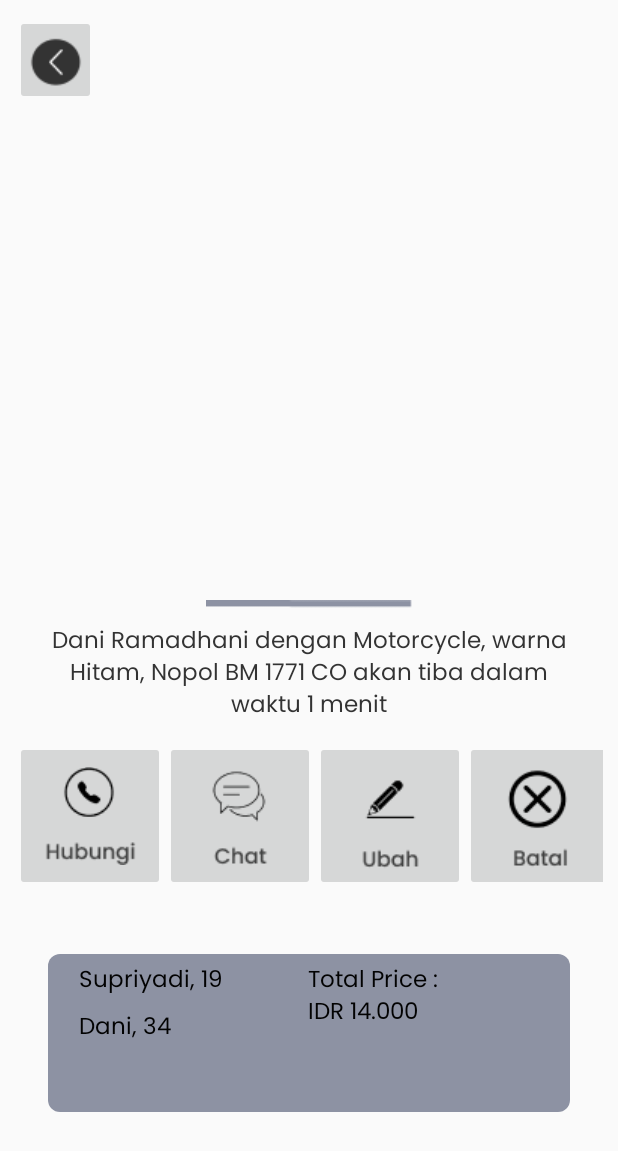
After one commit to ariqlubis/Ojek, an Android app: the layout waiting_and_detailinf.xml on its own in the app's theme, with its tools: preview values and no code run, on a phone screen of 412 x 824 dp. The commit adds this screen. Shown: the top 1151 px of the screen. Run offline under Robolectric (Android 15) with nearby library versions, the phone set to English and light mode, and no system bars.

Commit message:
updating
Signed-off-by: cokzy <darjeelingctf@gmail.com>

```diff
--- a/app/src/main/res/layout/activity_result.xml
+++ b/app/src/main/res/layout/activity_result.xml
@@ -84,19 +84,19 @@
             android:layout_height="wrap_content"
             android:text="Dibayar Menggunakan Cash"
             android:textColor="#020202"
-            android:textSize="20dp"
+            android:textSize="20sp"
             android:fontFamily="@font/poppins"
-            android:layout_margin="10px"/>
+            android:layout_margin="10sp"/>
         <TextView
             android:layout_width="match_parent"
-            android:layout_height="wrap_content"
+            android:layout_height="5dp"
 
             android:textColor="#020202"
-            android:textSize="20dp"/>
+            android:textSize="20sp"/>
 
         <LinearLayout
             android:layout_width="match_parent"
-            android:layout_height="100px"
+            android:layout_height="25dp"
             android:orientation="horizontal"
             android:layout_margin="10dp">
             <ImageView
--- /dev/null
+++ b/app/src/main/res/layout/waiting_and_detailinf.xml
@@ -0,0 +1,117 @@
+<?xml version="1.0" encoding="utf-8"?>
+<LinearLayout xmlns:android="http://schemas.android.com/apk/res/android"
+    xmlns:app="http://schemas.android.com/apk/res-auto"
+    xmlns:tools="http://schemas.android.com/tools"
+    android:layout_width="match_parent"
+    android:layout_height="match_parent"
+    android:orientation="vertical"
+    tools:context=".ui.ResultActivity">
+    <ImageButton
+        android:id="@+id/imageView5"
+        android:layout_width="54dp"
+        android:layout_height="wrap_content"
+        app:srcCompat="@drawable/header"
+        android:layout_margin="10dp"
+        />
+    <ImageView
+        android:layout_width="match_parent"
+        android:layout_height="wrap_content"
+        android:layout_margin="160dp" />
+
+    <ImageView
+        android:id="@+id/imageView6"
+        android:layout_width="match_parent"
+        android:layout_height="wrap_content"
+        app:srcCompat="@drawable/line_3" />
+
+    <TextView
+        android:id="@+id/textview1"
+        android:layout_width="match_parent"
+        android:layout_height="wrap_content"
+        android:gravity="center"
+        android:paddingTop="10dp"
+        android:text="Dani Ramadhani dengan Motorcycle, warna
+                      Hitam, Nopol BM 1771 CO akan tiba dalam
+                      waktu 1 menit"
+        android:fontFamily="@font/poppins"
+        android:textColor="#333333"
+        android:textFontWeight="500"
+        android:textSize="15sp"
+        tools:targetApi="p" />
+        <LinearLayout
+            android:layout_width="match_parent"
+            android:layout_height="wrap_content"
+            android:orientation="horizontal"
+            android:layout_margin="10dp">
+            <ImageButton
+                android:id="@+id/imageView5"
+                android:layout_width="100dp"
+                android:layout_height="100dp"
+                app:srcCompat="@drawable/group_5"
+                tools:ignore="DuplicateIds" />
+            <ImageButton
+                android:id="@+id/imageView4"
+                android:layout_width="100dp"
+                android:layout_height="100dp"
+                app:srcCompat="@drawable/group_4" />
+            <ImageButton
+                android:id="@+id/imageView3"
+                android:layout_width="100dp"
+                android:layout_height="100dp"
+                app:srcCompat="@drawable/group_3" />
+            <ImageButton
+                android:id="@+id/imageView2"
+                android:layout_width="100dp"
+                android:layout_height="100dp"
+                app:srcCompat="@drawable/group_2" />
+        </LinearLayout>
+    <LinearLayout
+        android:layout_width="match_parent"
+        android:layout_height="wrap_content"
+        android:orientation="vertical"
+        android:layout_margin="32dp"
+        android:background="@drawable/shape_rectangle_8_8d92a3"
+        tools:ignore="UselessParent">
+        <LinearLayout
+            android:layout_width="match_parent"
+            android:layout_height="100dp"
+            android:orientation="horizontal"
+            android:layout_marginTop="5dp"
+            android:layout_marginStart="5dp">
+
+            <LinearLayout
+                android:layout_width="168dp"
+                android:layout_height="wrap_content"
+                android:orientation="vertical">
+
+                <TextView
+                    android:layout_width="100dp"
+                    android:layout_height="wrap_content"
+                    android:fontFamily="@font/poppins"
+                    android:text="@string/supriyadi__19"
+                    android:textColor="#020202"
+                    android:textSize="15sp"
+                    android:layout_marginStart="15dp"/>
+                <TextView
+                    android:layout_width="100dp"
+                    android:layout_height="wrap_content"
+                    android:fontFamily="@font/poppins"
+                    android:text="@string/dani_34"
+                    android:textColor="#020202"
+                    android:textSize="15sp"
+                    android:layout_marginStart="15dp"
+                    android:layout_marginTop="5dp"/>
+            </LinearLayout>
+
+            <TextView
+                android:layout_width="match_parent"
+                android:layout_height="wrap_content"
+                android:text="Total Price :
+                               IDR 14.000"
+                android:textColor="#020202"
+                android:textSize="15sp"
+                android:fontFamily="@font/poppins"
+                />
+        </LinearLayout>
+    </LinearLayout>
+</LinearLayout>
--- a/app/src/main/res/values/strings.xml
+++ b/app/src/main/res/values/strings.xml
@@ -31,5 +31,12 @@
     <string name="perjalananmu_telah_sampai_dengan_selamat">Perjalananmu Telah Sampai Dengan Selamat!</string>
     <string name="todo">TODO</string>
     <string name="dani_ramadhani">Dani Ramadhani</string>
+    <string name="home">Home</string>
+    <string name="idr_14_000">IDR 14.000</string>
+    <string name="searching_for_driver">Searching for Driver......</string>
+    <string name="cancel">Cancel</string>
+    <string name="supriyadi_19">Supriyadi,19</string>
+    <string name="dani_34">Dani, 34</string>
+    <string name="supriyadi__19">Supriyadi, 19</string>
 
 </resources>
```
